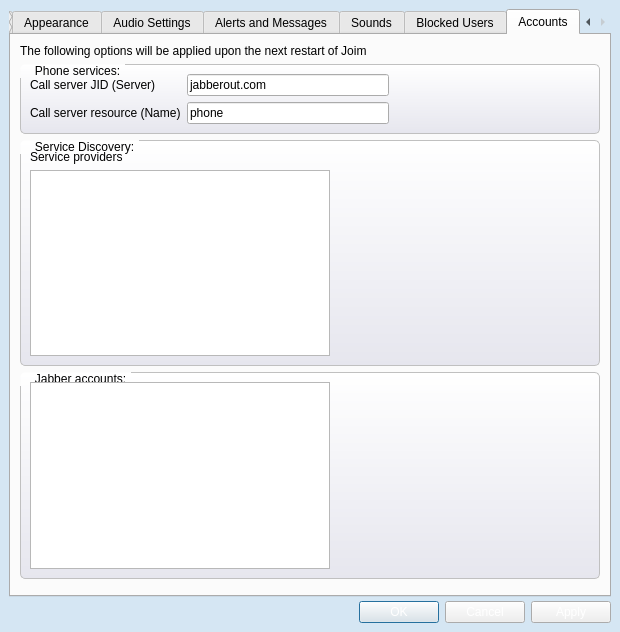
First picture: the form in src/tools/customwidgets/optionsdialog_base.ui, repository AlekSi/Jabbin, before the edit.
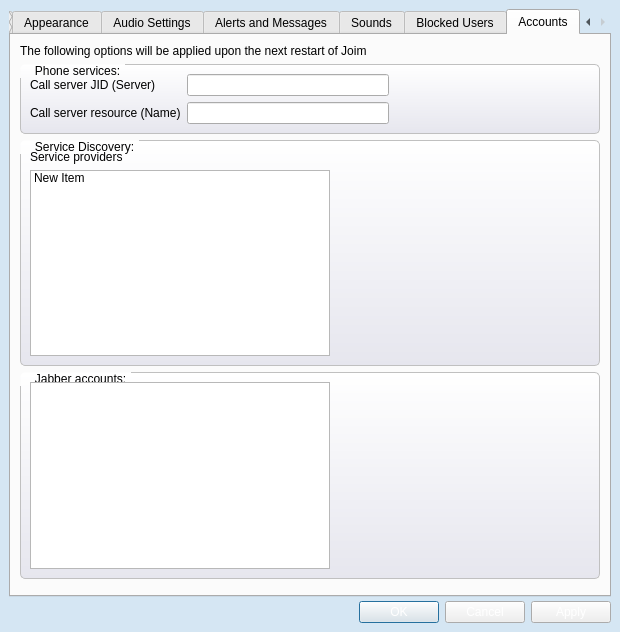
Second picture: the form after the edit. Icons and pictures are not drawn. Custom widgets are drawn as their Qt base class.

```diff
--- a/src/tools/customwidgets/optionsdialog_base.ui
+++ b/src/tools/customwidgets/optionsdialog_base.ui
@@ -1229,7 +1229,7 @@
              <item row="0" column="1" >
               <widget class="QLineEdit" name="editPhoneServicesServer" >
                <property name="text" >
-                <string>jabberout.com</string>
+                <string/>
                </property>
               </widget>
              </item>
@@ -1243,7 +1243,7 @@
              <item row="1" column="1" >
               <widget class="QLineEdit" name="editPhoneServicesName" >
                <property name="text" >
-                <string>phone</string>
+                <string/>
                </property>
               </widget>
              </item>
@@ -1284,6 +1284,11 @@
                  <height>0</height>
                 </size>
                </property>
+               <item>
+                <property name="text" >
+                 <string>New Item</string>
+                </property>
+               </item>
               </widget>
              </item>
              <item row="1" column="1" >
```
Left out of the diff: 6 changed lines with no effect on the pictures.
